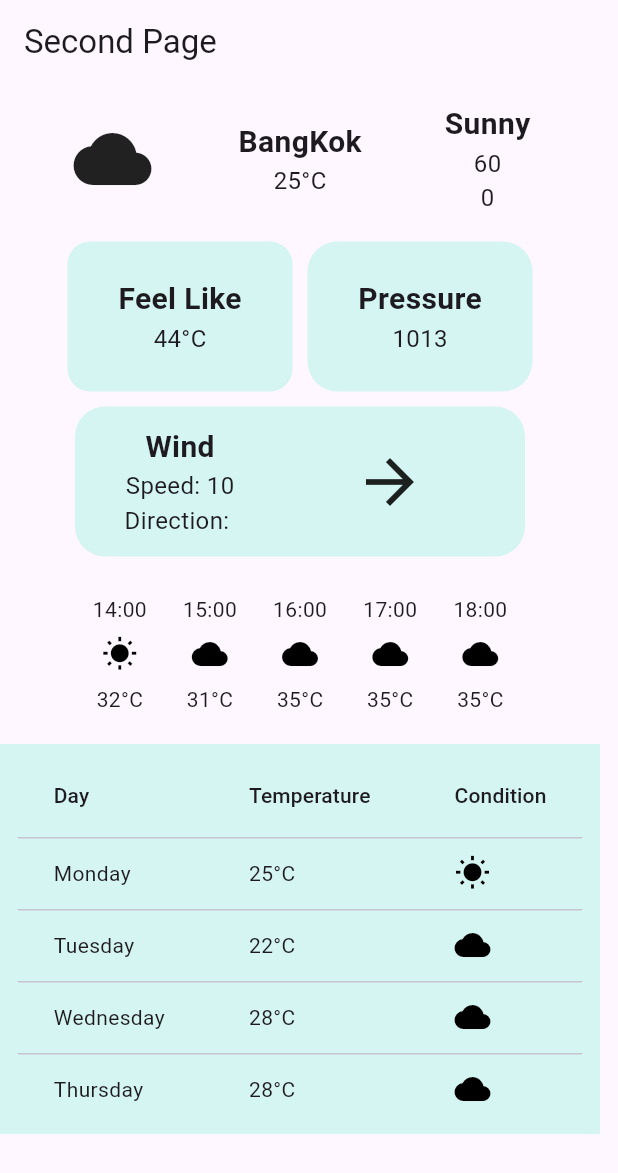
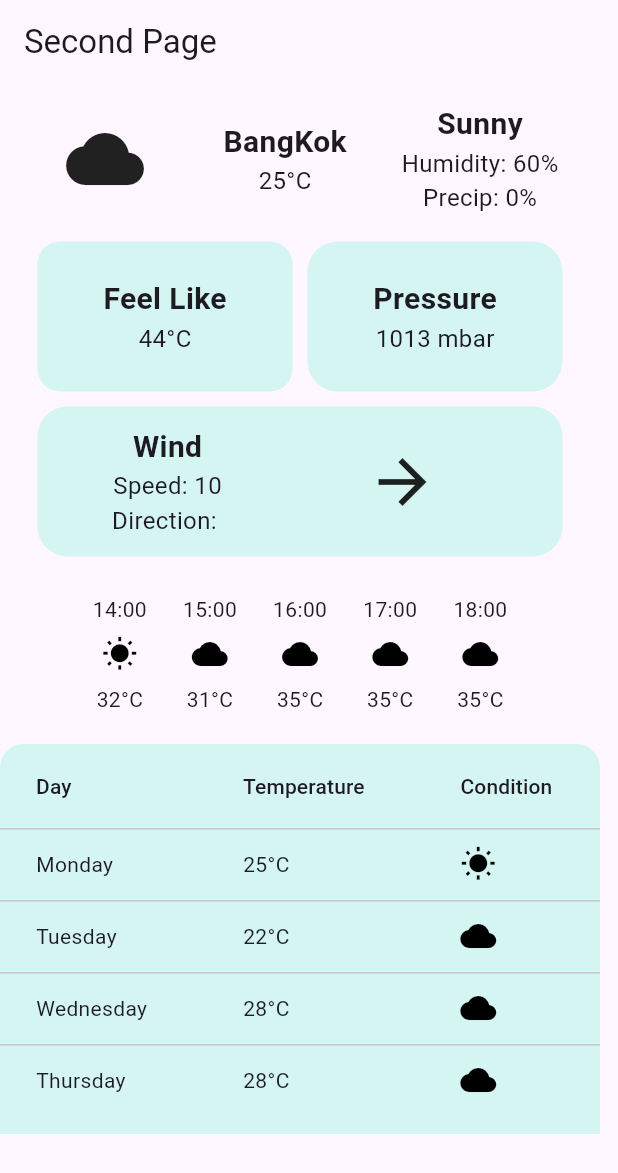
Before and after one commit to tawan-chaidee/ITCS424-GeoTask, a Flutter app: the screen it shows after launch, on a phone screen of 412 x 824 dp. Shown: the top 1173 px of the screen. Run offline on Flutter 3.47's test engine with Material 3 defaults, Android fonts, the phone set to English and light mode, and no system bars.

Commit message:
Fix layout and stuff

```diff
--- a/lib/page/weather_page.dart
+++ b/lib/page/weather_page.dart
@@ -31,7 +31,7 @@ class WeatherPage extends StatelessWidget {
         temperature: '28°C',
         condition: 'Partly Cloudy',
         icon: Icons.wb_cloudy),
-      WeatherDay(
+    WeatherDay(
         day: 'Thursday',
         temperature: '28°C',
         condition: 'Partly Cloudy',
@@ -74,20 +74,20 @@ class WeatherPage extends StatelessWidget {
                 //Middle info part
                 children: [
                   _weatherBox(
-                    150,
+                    170,
                     100,
                     color: themeBlueGreen,
                     borderRadius: 15.0,
                     title: 'Feel Like',
                     subtitle1: todayWeather.feelLike.toString() + '°C',
                   ),
-                  _weatherBox(150, 100,
+                  _weatherBox(170, 100,
                       color: themeBlueGreen,
                       borderRadius: 20.0,
                       title: 'Pressure',
-                      subtitle1: todayWeather.pressure.toString()),
+                      subtitle1: "${todayWeather.pressure.toString()} mbar"),
                   _weatherBox(
-                    300,
+                    350,
                     100,
                     color: themeBlueGreen,
                     borderRadius: 20.0,
@@ -124,25 +124,24 @@ class WeatherPage extends StatelessWidget {
             ),
           ),
           //Bottom hourly weather Table part
-          _weatherBox(
-            400,
-            120,
-            color: Colors.transparent,
-            borderRadius: 15,
-            title: '',
-            subtitle1: '',
-            customChild: _hourWeatherTable(mockHourWeatherList),
+          Container(
+            height: 120,
+            width: 400,
+            child: _hourWeatherTable(mockHourWeatherList),
           ),
           //Very bottom day weather Table part
-          _weatherBox(
-            400,
-            260,
-            color: themeBlueGreen,
-            borderRadius: 0,
-            title: '',
-            subtitle1: '',
-            customChild: _weatherTable(mockDayWeatherList),
-          ),
+          Container(
+            height: 260,
+            width: 400,
+            decoration: const BoxDecoration(
+              color: themeBlueGreen,
+              borderRadius: BorderRadius.only(
+                topLeft: Radius.circular(16),
+                topRight: Radius.circular(16),
+              ),
+            ),
+            child: _weatherTable(mockDayWeatherList),
+          )
         ],
       ),
     );
@@ -175,13 +174,13 @@ class WeatherPage extends StatelessWidget {
             ),
           ),
           Container(
-              width: 100,
+              width: 120,
               height: 100,
               //Custom Weather text depend on situtation to be add later
-              child: _weatherBox(150, 100,
+              child: _weatherBox(120, 100,
                   title: "Sunny",
-                  subtitle1: todayWeather.humidity.toString(),
-                  subtitle2: todayWeather.precip.toString())),
+                  subtitle1: "Humidity: ${todayWeather.humidity.toString()}%",
+                  subtitle2: "Precip: ${todayWeather.precip.toString()}%")),
         ],
       ),
     );
```
